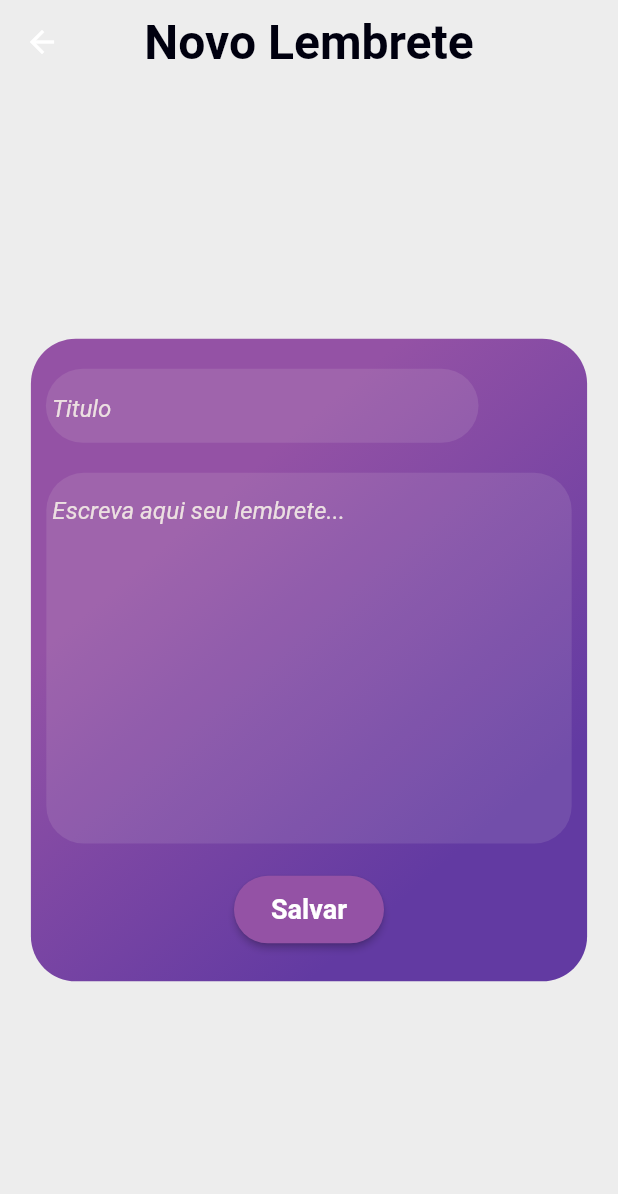
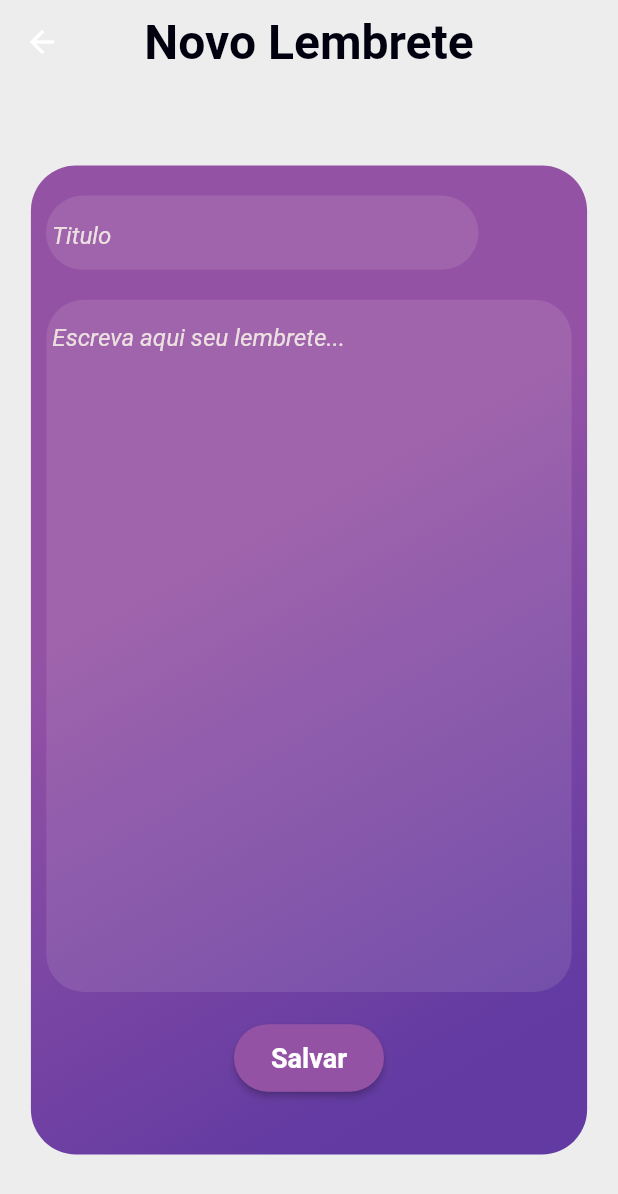
Before and after one commit to vihsantos/lembretes, a Flutter app: the NovoLembrete screen opened directly, on a phone screen of 412 x 824 dp. Shown: the top 1194 px of the screen. Run offline on Flutter 3.47's test engine with Material 2 defaults, Android fonts, the phone set to English and light mode, and no system bars; our stand-ins replace get; generated files the repository leaves out were written again; network calls fail; Roboto replaces fonts that are missing (Gowun Batang).

Commit message:
Alterações no layout

```diff
--- a/lib/Paginas/NovoLembrete/NovoLembrete.dart
+++ b/lib/Paginas/NovoLembrete/NovoLembrete.dart
@@ -32,7 +32,7 @@ class _NovoLembreteState extends State<NovoLembrete> {
         child: SingleChildScrollView(
           child: Center(
             child: Container(
-              height: size.height * 0.52,
+              height: size.height * 0.80,
               width: size.width * 0.9,
               decoration: BoxDecoration(
                   borderRadius: BorderRadius.circular(30),
@@ -75,7 +75,7 @@ class _NovoLembreteState extends State<NovoLembrete> {
                       Center(
                         child: Container(
                           width: size.width * 0.85,
-                          height: size.height * 0.3,
+                          height: size.height * 0.56,
                           decoration: BoxDecoration(
                               color: PaletaDeCores.branco.withOpacity(0.1),
                               borderRadius: BorderRadius.circular(25)),
@@ -85,7 +85,7 @@ class _NovoLembreteState extends State<NovoLembrete> {
                             child: TextFormField(
                               controller: descricaoController,
                               keyboardType: TextInputType.multiline,
-                              maxLines: 10,
+                              maxLines: 20,
                               decoration: InputDecoration(
                                   border: InputBorder.none,
                                   hintText: "Escreva aqui seu lembrete...",
@@ -118,8 +118,6 @@ class _NovoLembreteState extends State<NovoLembrete> {
                               descricaoController.clear();
 
                               data = null;
-
-                              Get.offAll(Home());
                             },
                           ),
                         ),
```
